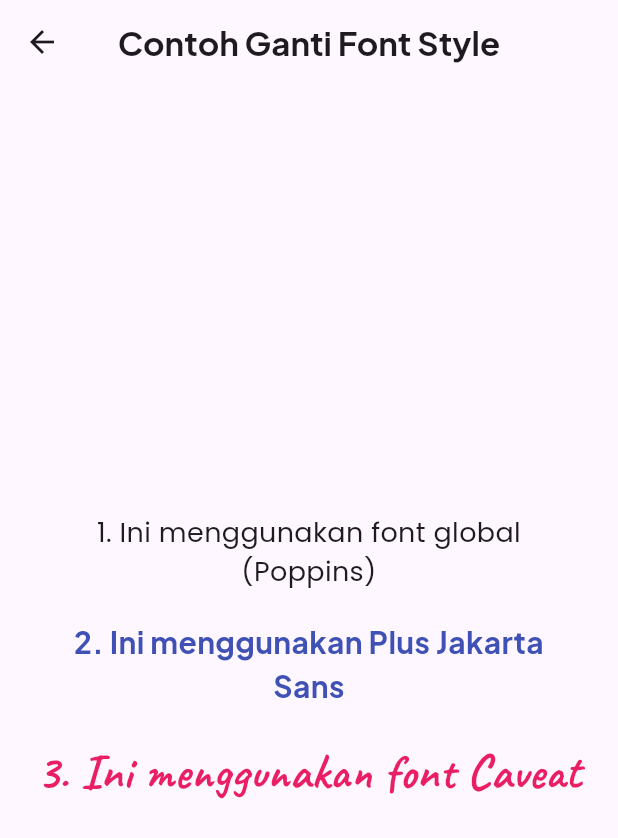
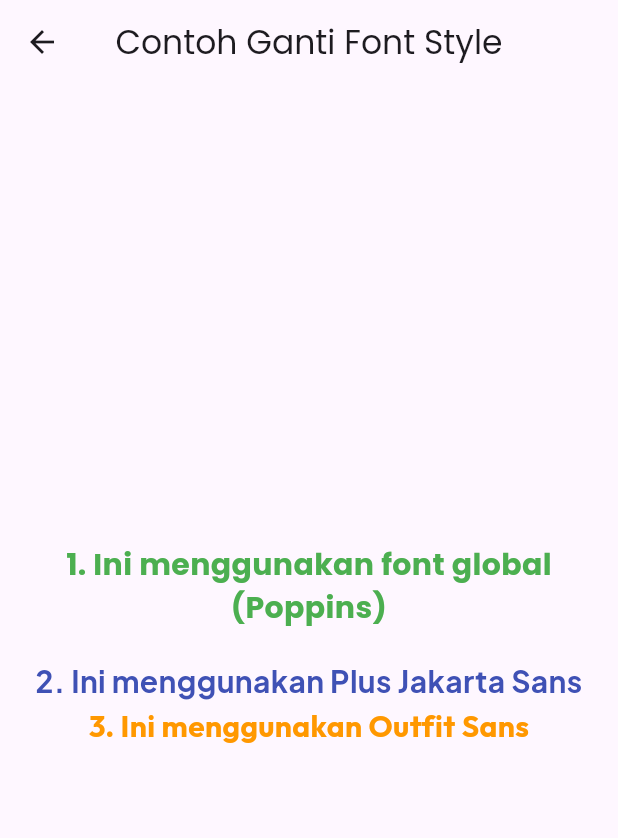
Before and after one commit to awfajri/praktikum-pbm-flutter, a Flutter app: the BelajarGantiFontFamilyScreen screen opened by its route, on a phone screen of 412 x 824 dp. Shown: the top 838 px of the screen. Run offline on Flutter 3.47's test engine with Material 3 defaults, Android fonts, the phone set to English and light mode, and no system bars; our stand-ins replace google_fonts.

Commit message:
refactor: update font styles and improve layout in BelajarGantiFontFamilyScreen

```diff
--- a/lib/screens/belajar_ganti_fontfamily.dart
+++ b/lib/screens/belajar_ganti_fontfamily.dart
@@ -7,30 +7,24 @@ class BelajarGantiFontFamilyScreen extends StatelessWidget {
   @override
   Widget build(BuildContext context) {
     return Scaffold(
-      appBar: AppBar(
-        // Menggunakan GoogleFonts langsung di title AppBar
-        title: Text(
-          'Contoh Ganti Font Style',
-          style: GoogleFonts.plusJakartaSans(fontWeight: FontWeight.bold),
-        ),
-        centerTitle: true,
-      ),
-      // Isi utama layar ditaruh di properti 'body' milik Scaffold, bukan di AppBar
+      appBar: AppBar(title: Text('Contoh Ganti Font Style'), centerTitle: true),
       body: Center(
-        child: Padding(
-          padding: const EdgeInsets.all(24.0),
+        child: Container(
+          padding: EdgeInsets.all(16),
           child: Column(
             mainAxisAlignment: MainAxisAlignment.center,
             children: [
-              // 1. Font default global (Poppins dari ThemeData di main.dart)
-              const Text(
+              Text(
                 '1. Ini menggunakan font global (Poppins)',
                 textAlign: TextAlign.center,
-                style: TextStyle(fontSize: 18),
+                style: TextStyle(
+                  fontSize: 20,
+                  fontWeight: FontWeight.w700,
+                  color: Colors.green,
+                ),
               ),
               const SizedBox(height: 20),
 
-              // 2. Font Plus Jakarta Sans via package google_fonts
               Text(
                 '2. Ini menggunakan Plus Jakarta Sans',
                 textAlign: TextAlign.center,
@@ -40,18 +34,16 @@ class BelajarGantiFontFamilyScreen extends StatelessWidget {
                   color: Colors.indigo,
                 ),
               ),
-              const SizedBox(height: 20),
-
-              // 3. Font Caveat (tulisan tangan) via package google_fonts
               Text(
-                '3. Ini menggunakan font Caveat',
+                '3. Ini menggunakan Outfit Sans',
                 textAlign: TextAlign.center,
-                style: GoogleFonts.caveat(
-                  fontSize: 32,
-                  fontWeight: FontWeight.bold,
-                  color: Colors.pink,
+                style: GoogleFonts.outfit(
+                  fontSize: 20,
+                  fontWeight: FontWeight.w700,
+                  color: Colors.orange,
                 ),
               ),
+              const SizedBox(height: 20),
             ],
           ),
         ),
```
